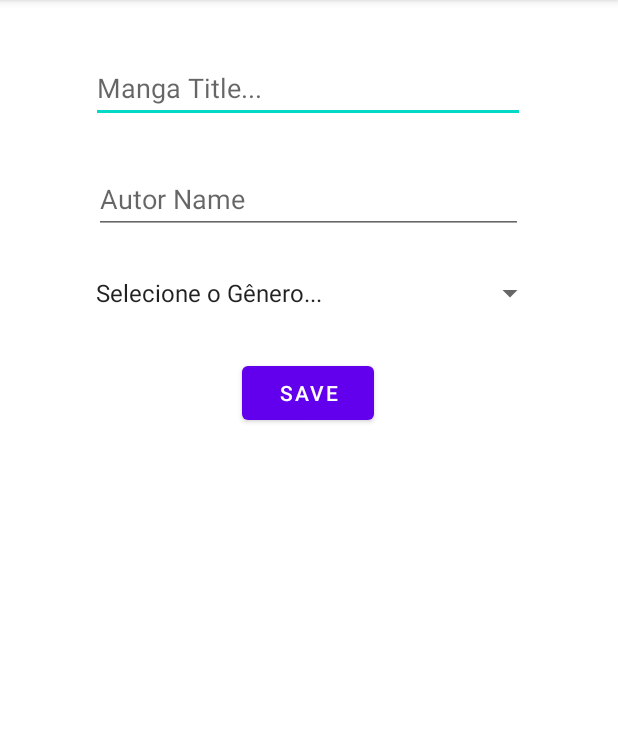
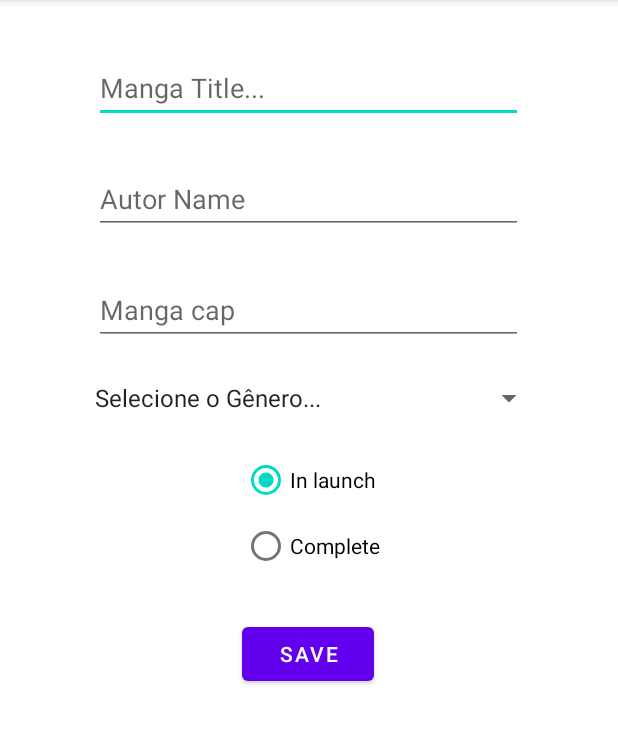
Before and after one commit to CristhianFabian/2023_CPDM_N1, an Android app: the MainActivity screen opened directly, with no data from a screen before it, on a phone screen of 412 x 824 dp, the part 84-828 px from its top. Run offline under Robolectric (Android 15) with nearby library versions, the phone set to English and light mode, and no system bars.

```diff
--- a/app/src/main/java/com/example/appmanga/MainActivity.java
+++ b/app/src/main/java/com/example/appmanga/MainActivity.java
@@ -29,7 +29,7 @@ public class MainActivity extends AppCompatActivity {
         setContentView(R.layout.activity_main);
         spGeneros = findViewById(R.id.spGenero);
         etTitulo = findViewById(R.id.etTitulo);
-        etAutor = findViewById(R.id.etAutor);
+        etAutor = findViewById(R.id.etCap);
         btSalvar = findViewById(R.id.btSalvar);
         btSalvar.setOnClickListener(new View.OnClickListener() {
             @Override
--- a/app/src/main/res/layout/activity_main.xml
+++ b/app/src/main/res/layout/activity_main.xml
@@ -8,7 +8,7 @@
 
     <EditText
         android:id="@+id/etTitulo"
-        android:layout_width="289dp"
+        android:layout_width="286dp"
         android:layout_height="46dp"
         android:layout_marginTop="36dp"
         android:ems="10"
@@ -20,7 +20,7 @@
         app:layout_constraintTop_toTopOf="parent" />
 
     <EditText
-        android:id="@+id/etAutor"
+        android:id="@+id/etCap"
         android:layout_width="286dp"
         android:layout_height="46dp"
         android:layout_marginTop="28dp"
@@ -32,24 +32,70 @@
         app:layout_constraintStart_toStartOf="parent"
         app:layout_constraintTop_toBottomOf="@+id/etTitulo" />
 
+    <EditText
+        android:id="@+id/editText"
+        android:layout_width="286dp"
+        android:layout_height="46dp"
+        android:layout_marginTop="28dp"
+        android:ems="10"
+        android:hint="@string/ht_cap"
+        app:layout_constraintEnd_toEndOf="parent"
+        app:layout_constraintHorizontal_bias="0.496"
+        app:layout_constraintStart_toStartOf="parent"
+        app:layout_constraintTop_toBottomOf="@+id/etCap" />
+
     <Spinner
         android:id="@+id/spGenero"
         android:layout_width="316dp"
         android:layout_height="22dp"
-        android:layout_marginTop="28dp"
+        android:layout_marginTop="24dp"
         android:entries="@array/genero"
         app:layout_constraintEnd_toEndOf="parent"
+        app:layout_constraintHorizontal_bias="0.494"
         app:layout_constraintStart_toStartOf="parent"
-        app:layout_constraintTop_toBottomOf="@+id/etAutor" />
+        app:layout_constraintTop_toBottomOf="@+id/editText" />
+
+    <RadioGroup
+        android:id="@+id/radio_group"
+        android:layout_width="121dp"
+        android:layout_height="88dp"
+        android:layout_marginTop="20dp"
+        app:layout_constraintEnd_toEndOf="parent"
+        app:layout_constraintHorizontal_bias="0.555"
+        app:layout_constraintStart_toStartOf="parent"
+        app:layout_constraintTop_toBottomOf="@+id/spGenero">
+
+
+        <RadioButton
+            android:id="@+id/rbLancamento"
+            android:layout_width="wrap_content"
+            android:layout_height="wrap_content"
+            android:text="@string/tx_launch"
+            app:layout_constraintEnd_toEndOf="parent"
+            app:layout_constraintHorizontal_bias="0.0"
+            app:layout_constraintStart_toEndOf="@+id/rbCompleto"
+            app:layout_constraintTop_toBottomOf="@+id/spGenero"
+            android:checked="true" />
+
+        <RadioButton
+            android:id="@+id/rbCompleto"
+            android:layout_width="wrap_content"
+            android:layout_height="wrap_content"
+            android:text="@string/tx_complete"
+            app:layout_constraintStart_toStartOf="parent"
+            app:layout_constraintTop_toBottomOf="@+id/spGenero" />
+    </RadioGroup>
 
     <Button
         android:id="@+id/btSalvar"
         android:layout_width="wrap_content"
         android:layout_height="wrap_content"
-        android:layout_marginTop="32dp"
+        android:layout_marginTop="28dp"
         android:text="@string/bt_save"
         app:layout_constraintEnd_toEndOf="parent"
         app:layout_constraintHorizontal_bias="0.498"
         app:layout_constraintStart_toStartOf="parent"
-        app:layout_constraintTop_toBottomOf="@+id/spGenero" />
+        app:layout_constraintTop_toBottomOf="@+id/radio_group" />
+
+
 </androidx.constraintlayout.widget.ConstraintLayout>
--- a/app/src/main/res/values/strings.xml
+++ b/app/src/main/res/values/strings.xml
@@ -5,6 +5,10 @@
     <string name="ht_autor">Autor Name</string>
     <string name="bt_save">Save</string>
     <string name="fake_list">No Manga Registered</string>
+    <string name="ht_cap">Manga cap</string>
+    <string name="tx_complete">Complete</string>
+    <string name="tx_launch">In launch</string>
+
 
 
     <string-array name="genero">
```
Also changed, not shown: 1 other file.
